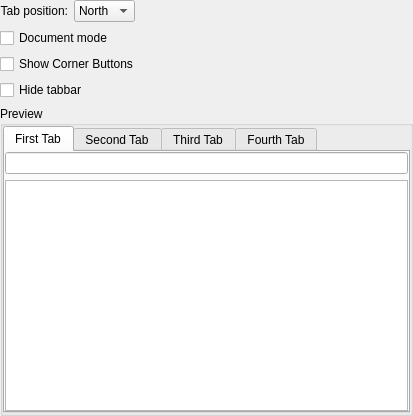
First picture: the form in kstyles/oxygen/demo/ui/oxygentabdemowidget.ui, repository mgottschlag/kwin-tiling, before the edit.
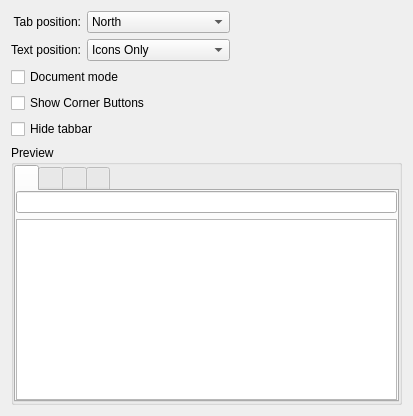
Second picture: the form after the edit. Custom widgets are drawn as their Qt base class.

Commit message: added combobox to show/hide icon and text in tabbar.

```diff
--- a/kstyles/oxygen/demo/ui/oxygentabdemowidget.ui
+++ b/kstyles/oxygen/demo/ui/oxygentabdemowidget.ui
@@ -10,10 +10,9 @@
     <height>416</height>
    </rect>
   </property>
+  <layout class="QVBoxLayout" name="verticalLayout_5">
+   <item>
   <layout class="QGridLayout" name="gridLayout">
-   <property name="margin">
-    <number>0</number>
-   </property>
    <item row="0" column="0">
     <widget class="QLabel" name="label">
      <property name="text">
@@ -51,7 +50,7 @@
      </item>
     </widget>
    </item>
-   <item row="0" column="2" colspan="2">
+     <item row="0" column="2">
     <spacer name="horizontalSpacer">
      <property name="orientation">
       <enum>Qt::Horizontal</enum>
@@ -64,41 +63,62 @@
      </property>
     </spacer>
    </item>
-   <item row="1" column="0" colspan="3">
+     <item row="1" column="0">
+      <widget class="QLabel" name="label_2">
+       <property name="text">
+        <string>Text position:</string>
+       </property>
+       <property name="alignment">
+        <set>Qt::AlignRight|Qt::AlignTrailing|Qt::AlignVCenter</set>
+       </property>
+       <property name="buddy">
+        <cstring>textPositionComboBox</cstring>
+       </property>
+      </widget>
+     </item>
+     <item row="1" column="1">
+      <widget class="KComboBox" name="textPositionComboBox">
+       <item>
+        <property name="text">
+         <string>Icons Only</string>
+        </property>
+       </item>
+       <item>
+        <property name="text">
+         <string>Text Only</string>
+        </property>
+       </item>
+       <item>
+        <property name="text">
+         <string>Text Alongside Icons</string>
+        </property>
+       </item>
+      </widget>
+     </item>
+    </layout>
+   </item>
+   <item>
     <widget class="QCheckBox" name="documentModeCheckBox">
      <property name="text">
       <string>Document mode</string>
      </property>
     </widget>
    </item>
-   <item row="2" column="0" colspan="3">
+   <item>
     <widget class="QCheckBox" name="cornerWidgetsCheckBox">
      <property name="text">
       <string>Show Corner Buttons</string>
      </property>
     </widget>
    </item>
-   <item row="2" column="3">
-    <spacer name="horizontalSpacer_2">
-     <property name="orientation">
-      <enum>Qt::Horizontal</enum>
-     </property>
-     <property name="sizeHint" stdset="0">
-      <size>
-       <width>249</width>
-       <height>20</height>
-      </size>
-     </property>
-    </spacer>
-   </item>
-   <item row="3" column="0" colspan="3">
+   <item>
     <widget class="QCheckBox" name="tabBarVisibilityCheckBox">
      <property name="text">
       <string>Hide tabbar</string>
      </property>
     </widget>
    </item>
-   <item row="4" column="0" colspan="4">
+   <item>
     <widget class="QGroupBox" name="groupBox">
      <property name="title">
       <string>Preview</string>
@@ -120,7 +140,7 @@
         </property>
         <widget class="QWidget" name="tab">
          <attribute name="title">
-          <string>First Tab</string>
+          <string/>
          </attribute>
          <layout class="QVBoxLayout" name="verticalLayout">
           <property name="margin">
@@ -140,12 +160,12 @@
         </widget>
         <widget class="QWidget" name="tab_3">
          <attribute name="title">
-          <string>Second Tab</string>
+          <string/>
          </attribute>
         </widget>
         <widget class="QWidget" name="tab_4">
          <attribute name="title">
-          <string>Third Tab</string>
+          <string/>
          </attribute>
          <layout class="QVBoxLayout" name="verticalLayout_4">
           <property name="margin">
@@ -175,7 +195,7 @@
         </widget>
         <widget class="QWidget" name="tab_2">
          <attribute name="title">
-          <string>Fourth Tab</string>
+          <string/>
          </attribute>
          <layout class="QVBoxLayout" name="verticalLayout_2">
           <property name="margin">
```
Lines whose indentation alone changed are shown as unchanged. The commit also changes 3 other files.
